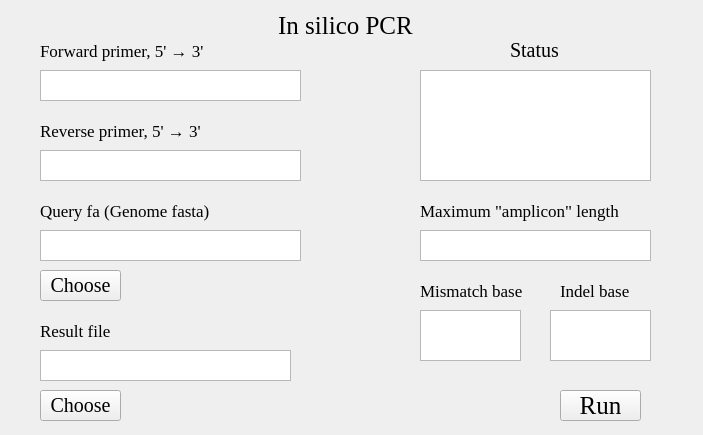
Qt form PCR.ui (hzaurzli/MicroWorldOmics) before a commit.
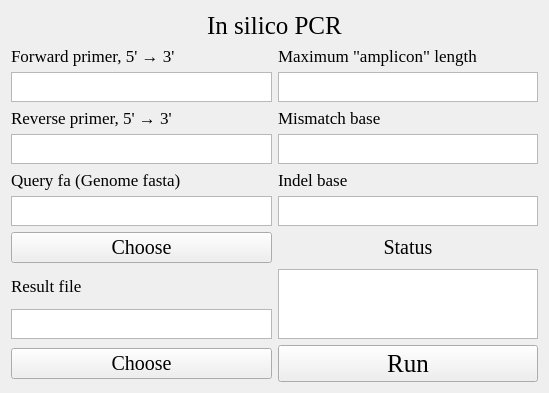
The same form after that commit. Icons and pictures are not drawn.

Patch:
```diff
--- a/PCR.ui
+++ b/PCR.ui
@@ -6,8 +6,8 @@
    <rect>
     <x>0</x>
     <y>0</y>
-    <width>703</width>
-    <height>435</height>
+    <width>549</width>
+    <height>388</height>
    </rect>
   </property>
   <property name="windowTitle">
@@ -16,186 +16,16 @@
   <property name="styleSheet">
    <string notr="true">background-image: url(D:/Documents/Desktop/bb.png)</string>
   </property>
-  <widget class="QPushButton" name="pushButton">
-   <property name="geometry">
-    <rect>
-     <x>560</x>
-     <y>390</y>
-     <width>81</width>
-     <height>31</height>
-    </rect>
-   </property>
-   <property name="font">
-    <font>
-     <family>Times New Roman</family>
-     <pointsize>19</pointsize>
-    </font>
-   </property>
-   <property name="text">
-    <string>Run</string>
-   </property>
-  </widget>
-  <widget class="QTextBrowser" name="textBrowser">
-   <property name="geometry">
-    <rect>
-     <x>420</x>
-     <y>70</y>
-     <width>231</width>
-     <height>111</height>
-    </rect>
-   </property>
-   <property name="styleSheet">
-    <string notr="true">background-image: url(D:/Documents/Desktop/white.png)</string>
-   </property>
-  </widget>
-  <widget class="QLabel" name="label">
-   <property name="geometry">
-    <rect>
-     <x>260</x>
-     <y>10</y>
-     <width>171</width>
-     <height>31</height>
-    </rect>
-   </property>
-   <property name="font">
-    <font>
-     <family>Times New Roman</family>
-     <pointsize>19</pointsize>
-    </font>
-   </property>
-   <property name="layoutDirection">
-    <enum>Qt::LeftToRight</enum>
-   </property>
-   <property name="text">
-    <string>In silico PCR</string>
-   </property>
-   <property name="alignment">
-    <set>Qt::AlignCenter</set>
-   </property>
-  </widget>
-  <widget class="QLabel" name="label_2">
-   <property name="geometry">
-    <rect>
-     <x>420</x>
-     <y>200</y>
-     <width>201</width>
-     <height>21</height>
-    </rect>
-   </property>
-   <property name="font">
-    <font>
-     <family>Times New Roman</family>
-     <pointsize>13</pointsize>
-    </font>
-   </property>
-   <property name="text">
-    <string>Maximum &quot;amplicon&quot; length</string>
-   </property>
-  </widget>
-  <widget class="QLabel" name="label_3">
-   <property name="geometry">
-    <rect>
-     <x>420</x>
-     <y>280</y>
-     <width>111</width>
-     <height>21</height>
-    </rect>
-   </property>
-   <property name="font">
-    <font>
-     <family>Times New Roman</family>
-     <pointsize>13</pointsize>
-    </font>
-   </property>
-   <property name="text">
-    <string>Mismatch base</string>
-   </property>
-  </widget>
-  <widget class="QLabel" name="label_4">
-   <property name="geometry">
-    <rect>
-     <x>560</x>
-     <y>280</y>
-     <width>81</width>
-     <height>21</height>
-    </rect>
-   </property>
-   <property name="font">
-    <font>
-     <family>Times New Roman</family>
-     <pointsize>13</pointsize>
-    </font>
-   </property>
-   <property name="text">
-    <string>Indel base</string>
-   </property>
-  </widget>
-  <widget class="QTextEdit" name="textEdit">
-   <property name="geometry">
-    <rect>
-     <x>420</x>
-     <y>230</y>
-     <width>231</width>
-     <height>31</height>
-    </rect>
-   </property>
-   <property name="styleSheet">
-    <string notr="true">background-image: url(D:/Documents/Desktop/white.png)</string>
-   </property>
-  </widget>
-  <widget class="QTextEdit" name="textEdit_2">
-   <property name="geometry">
-    <rect>
-     <x>420</x>
-     <y>310</y>
-     <width>101</width>
-     <height>51</height>
-    </rect>
-   </property>
-   <property name="styleSheet">
-    <string notr="true">background-image: url(D:/Documents/Desktop/white.png)</string>
-   </property>
-  </widget>
-  <widget class="QTextEdit" name="textEdit_3">
-   <property name="geometry">
-    <rect>
-     <x>550</x>
-     <y>310</y>
-     <width>101</width>
-     <height>51</height>
-    </rect>
-   </property>
-   <property name="styleSheet">
-    <string notr="true">background-image: url(D:/Documents/Desktop/white.png)</string>
-   </property>
-  </widget>
-  <widget class="QLabel" name="label_5">
-   <property name="geometry">
-    <rect>
-     <x>510</x>
-     <y>40</y>
-     <width>51</width>
-     <height>21</height>
-    </rect>
-   </property>
-   <property name="font">
-    <font>
-     <family>Times New Roman</family>
-     <pointsize>15</pointsize>
-    </font>
-   </property>
-   <property name="text">
-    <string>Status</string>
-   </property>
-  </widget>
+  <layout class="QGridLayout" name="gridLayout_2">
+   <item row="0" column="0">
+    <layout class="QGridLayout" name="gridLayout">
+     <item row="1" column="0">
   <widget class="QLabel" name="label_6">
-   <property name="geometry">
-    <rect>
-     <x>40</x>
-     <y>40</y>
-     <width>171</width>
-     <height>21</height>
-    </rect>
+       <property name="sizePolicy">
+        <sizepolicy hsizetype="Expanding" vsizetype="Expanding">
+         <horstretch>0</horstretch>
+         <verstretch>0</verstretch>
+        </sizepolicy>
    </property>
    <property name="font">
     <font>
@@ -207,14 +37,14 @@
     <string>Forward primer, 5' → 3'</string>
    </property>
   </widget>
+     </item>
+     <item row="3" column="0">
   <widget class="QLabel" name="label_7">
-   <property name="geometry">
-    <rect>
-     <x>40</x>
-     <y>120</y>
-     <width>171</width>
-     <height>21</height>
-    </rect>
+       <property name="sizePolicy">
+        <sizepolicy hsizetype="Expanding" vsizetype="Expanding">
+         <horstretch>0</horstretch>
+         <verstretch>0</verstretch>
+        </sizepolicy>
    </property>
    <property name="font">
     <font>
@@ -226,40 +56,14 @@
     <string>Reverse primer, 5' → 3'</string>
    </property>
   </widget>
-  <widget class="QTextEdit" name="textEdit_4">
-   <property name="geometry">
-    <rect>
-     <x>40</x>
-     <y>70</y>
-     <width>261</width>
-     <height>31</height>
-    </rect>
-   </property>
-   <property name="styleSheet">
-    <string notr="true">background-image: url(D:/Documents/Desktop/white.png)</string>
-   </property>
-  </widget>
-  <widget class="QTextEdit" name="textEdit_5">
-   <property name="geometry">
-    <rect>
-     <x>40</x>
-     <y>150</y>
-     <width>261</width>
-     <height>31</height>
-    </rect>
-   </property>
-   <property name="styleSheet">
-    <string notr="true">background-image: url(D:/Documents/Desktop/white.png)</string>
-   </property>
-  </widget>
+     </item>
+     <item row="5" column="0">
   <widget class="QLabel" name="label_8">
-   <property name="geometry">
-    <rect>
-     <x>40</x>
-     <y>200</y>
-     <width>181</width>
-     <height>21</height>
-    </rect>
+       <property name="sizePolicy">
+        <sizepolicy hsizetype="Expanding" vsizetype="Expanding">
+         <horstretch>0</horstretch>
+         <verstretch>0</verstretch>
+        </sizepolicy>
    </property>
    <property name="font">
     <font>
@@ -271,27 +75,14 @@
     <string>Query fa (Genome fasta)</string>
    </property>
   </widget>
-  <widget class="QTextBrowser" name="textBrowser_2">
-   <property name="geometry">
-    <rect>
-     <x>40</x>
-     <y>230</y>
-     <width>261</width>
-     <height>31</height>
-    </rect>
-   </property>
-   <property name="styleSheet">
-    <string notr="true">background-image: url(D:/Documents/Desktop/white.png)</string>
-   </property>
-  </widget>
+     </item>
+     <item row="10" column="0">
   <widget class="QLabel" name="label_9">
-   <property name="geometry">
-    <rect>
-     <x>40</x>
-     <y>320</y>
-     <width>81</width>
-     <height>21</height>
-    </rect>
+       <property name="sizePolicy">
+        <sizepolicy hsizetype="Expanding" vsizetype="Expanding">
+         <horstretch>0</horstretch>
+         <verstretch>0</verstretch>
+        </sizepolicy>
    </property>
    <property name="font">
     <font>
@@ -303,28 +94,123 @@
     <string>Result file</string>
    </property>
   </widget>
-  <widget class="QTextBrowser" name="textBrowser_3">
-   <property name="geometry">
-    <rect>
-     <x>40</x>
-     <y>350</y>
-     <width>251</width>
-     <height>31</height>
-    </rect>
-   </property>
+     </item>
+     <item row="2" column="0">
+      <widget class="QTextEdit" name="textEdit_4">
+       <property name="sizePolicy">
+        <sizepolicy hsizetype="Expanding" vsizetype="MinimumExpanding">
+         <horstretch>0</horstretch>
+         <verstretch>0</verstretch>
+        </sizepolicy>
+       </property>
+       <property name="maximumSize">
+        <size>
+         <width>16777215</width>
+         <height>30</height>
+        </size>
+       </property>
    <property name="styleSheet">
     <string notr="true">background-image: url(D:/Documents/Desktop/white.png)</string>
    </property>
   </widget>
+     </item>
+     <item row="2" column="1">
+      <widget class="QTextEdit" name="textEdit">
+       <property name="sizePolicy">
+        <sizepolicy hsizetype="Expanding" vsizetype="MinimumExpanding">
+         <horstretch>0</horstretch>
+         <verstretch>0</verstretch>
+        </sizepolicy>
+       </property>
+       <property name="maximumSize">
+        <size>
+         <width>16777215</width>
+         <height>30</height>
+        </size>
+       </property>
+       <property name="styleSheet">
+        <string notr="true">background-image: url(D:/Documents/Desktop/white.png)</string>
+       </property>
+      </widget>
+     </item>
+     <item row="3" column="1">
+      <widget class="QLabel" name="label_3">
+       <property name="sizePolicy">
+        <sizepolicy hsizetype="Expanding" vsizetype="Expanding">
+         <horstretch>0</horstretch>
+         <verstretch>0</verstretch>
+        </sizepolicy>
+       </property>
+       <property name="font">
+        <font>
+         <family>Times New Roman</family>
+         <pointsize>13</pointsize>
+        </font>
+       </property>
+       <property name="text">
+        <string>Mismatch base</string>
+       </property>
+      </widget>
+     </item>
+     <item row="1" column="1">
+      <widget class="QLabel" name="label_2">
+       <property name="sizePolicy">
+        <sizepolicy hsizetype="Expanding" vsizetype="Expanding">
+         <horstretch>0</horstretch>
+         <verstretch>0</verstretch>
+        </sizepolicy>
+       </property>
+       <property name="font">
+        <font>
+         <family>Times New Roman</family>
+         <pointsize>13</pointsize>
+        </font>
+       </property>
+       <property name="text">
+        <string>Maximum &quot;amplicon&quot; length</string>
+       </property>
+      </widget>
+     </item>
+     <item row="5" column="1">
+      <widget class="QLabel" name="label_4">
+       <property name="sizePolicy">
+        <sizepolicy hsizetype="Expanding" vsizetype="Expanding">
+         <horstretch>0</horstretch>
+         <verstretch>0</verstretch>
+        </sizepolicy>
+       </property>
+       <property name="font">
+        <font>
+         <family>Times New Roman</family>
+         <pointsize>13</pointsize>
+        </font>
+       </property>
+       <property name="text">
+        <string>Indel base</string>
+       </property>
+      </widget>
+     </item>
+     <item row="4" column="1">
+      <widget class="QTextEdit" name="textEdit_2">
+       <property name="sizePolicy">
+        <sizepolicy hsizetype="Expanding" vsizetype="MinimumExpanding">
+         <horstretch>0</horstretch>
+         <verstretch>0</verstretch>
+        </sizepolicy>
+       </property>
+       <property name="maximumSize">
+        <size>
+         <width>16777215</width>
+         <height>30</height>
+        </size>
+       </property>
+       <property name="styleSheet">
+        <string notr="true">background-image: url(D:/Documents/Desktop/white.png)</string>
+       </property>
+      </widget>
+     </item>
+     <item row="7" column="0">
   <widget class="QPushButton" name="pushButton_2">
-   <property name="geometry">
-    <rect>
-     <x>40</x>
-     <y>270</y>
-     <width>81</width>
-     <height>31</height>
-    </rect>
-   </property>
    <property name="font">
     <font>
      <family>Times New Roman</family>
@@ -335,15 +221,47 @@
     <string>Choose</string>
    </property>
   </widget>
+     </item>
+     <item row="6" column="0">
+      <widget class="QTextBrowser" name="textBrowser_2">
+       <property name="sizePolicy">
+        <sizepolicy hsizetype="Expanding" vsizetype="MinimumExpanding">
+         <horstretch>0</horstretch>
+         <verstretch>0</verstretch>
+        </sizepolicy>
+       </property>
+       <property name="maximumSize">
+        <size>
+         <width>16777215</width>
+         <height>30</height>
+        </size>
+       </property>
+       <property name="styleSheet">
+        <string notr="true">background-image: url(D:/Documents/Desktop/white.png)</string>
+       </property>
+      </widget>
+     </item>
+     <item row="11" column="0">
+      <widget class="QTextBrowser" name="textBrowser_3">
+       <property name="sizePolicy">
+        <sizepolicy hsizetype="Expanding" vsizetype="MinimumExpanding">
+         <horstretch>0</horstretch>
+         <verstretch>0</verstretch>
+        </sizepolicy>
+       </property>
+       <property name="maximumSize">
+        <size>
+         <width>16777215</width>
+         <height>30</height>
+        </size>
+       </property>
+       <property name="styleSheet">
+        <string notr="true">background-image: url(D:/Documents/Desktop/white.png)</string>
+       </property>
+      </widget>
+     </item>
+     <item row="12" column="0">
   <widget class="QPushButton" name="pushButton_3">
-   <property name="geometry">
-    <rect>
-     <x>40</x>
-     <y>390</y>
-     <width>81</width>
-     <height>31</height>
-    </rect>
-   </property>
    <property name="font">
     <font>
      <family>Times New Roman</family>
@@ -354,6 +272,109 @@
     <string>Choose</string>
    </property>
   </widget>
+     </item>
+     <item row="0" column="0" colspan="2">
+      <widget class="QLabel" name="label">
+       <property name="font">
+        <font>
+         <family>Times New Roman</family>
+         <pointsize>19</pointsize>
+        </font>
+       </property>
+       <property name="layoutDirection">
+        <enum>Qt::LeftToRight</enum>
+       </property>
+       <property name="text">
+        <string>In silico PCR</string>
+       </property>
+       <property name="alignment">
+        <set>Qt::AlignCenter</set>
+       </property>
+      </widget>
+     </item>
+     <item row="4" column="0">
+      <widget class="QTextEdit" name="textEdit_5">
+       <property name="sizePolicy">
+        <sizepolicy hsizetype="Expanding" vsizetype="MinimumExpanding">
+         <horstretch>0</horstretch>
+         <verstretch>0</verstretch>
+        </sizepolicy>
+       </property>
+       <property name="maximumSize">
+        <size>
+         <width>16777215</width>
+         <height>30</height>
+        </size>
+       </property>
+       <property name="styleSheet">
+        <string notr="true">background-image: url(D:/Documents/Desktop/white.png)</string>
+       </property>
+      </widget>
+     </item>
+     <item row="6" column="1">
+      <widget class="QTextEdit" name="textEdit_3">
+       <property name="sizePolicy">
+        <sizepolicy hsizetype="Expanding" vsizetype="MinimumExpanding">
+         <horstretch>0</horstretch>
+         <verstretch>0</verstretch>
+        </sizepolicy>
+       </property>
+       <property name="maximumSize">
+        <size>
+         <width>16777215</width>
+         <height>30</height>
+        </size>
+       </property>
+       <property name="styleSheet">
+        <string notr="true">background-image: url(D:/Documents/Desktop/white.png)</string>
+       </property>
+      </widget>
+     </item>
+     <item row="12" column="1">
+      <widget class="QPushButton" name="pushButton">
+       <property name="font">
+        <font>
+         <family>Times New Roman</family>
+         <pointsize>19</pointsize>
+        </font>
+       </property>
+       <property name="text">
+        <string>Run</string>
+       </property>
+      </widget>
+     </item>
+     <item row="7" column="1">
+      <widget class="QLabel" name="label_5">
+       <property name="sizePolicy">
+        <sizepolicy hsizetype="Expanding" vsizetype="Expanding">
+         <horstretch>0</horstretch>
+         <verstretch>0</verstretch>
+        </sizepolicy>
+       </property>
+       <property name="font">
+        <font>
+         <family>Times New Roman</family>
+         <pointsize>15</pointsize>
+        </font>
+       </property>
+       <property name="text">
+        <string>Status</string>
+       </property>
+       <property name="alignment">
+        <set>Qt::AlignCenter</set>
+       </property>
+      </widget>
+     </item>
+     <item row="10" column="1" rowspan="2">
+      <widget class="QTextBrowser" name="textBrowser">
+       <property name="styleSheet">
+        <string notr="true">background-image: url(D:/Documents/Desktop/white.png)</string>
+       </property>
+      </widget>
+     </item>
+    </layout>
+   </item>
+  </layout>
  </widget>
  <resources/>
  <connections/>
```
Left out of the diff: 2 changed lines with no effect on the pictures. Lines whose indentation alone changed are shown as unchanged.
